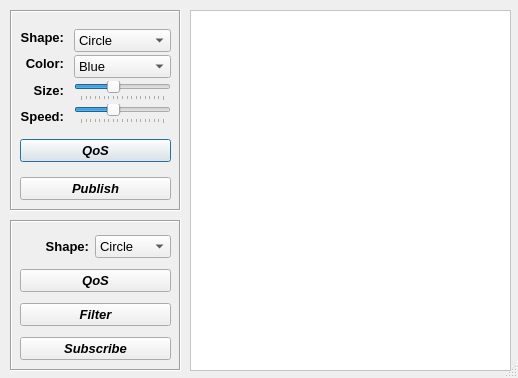
nevion/simd-cxx-old, file demo/ishapes/iShapesForm.ui: the form before one commit.
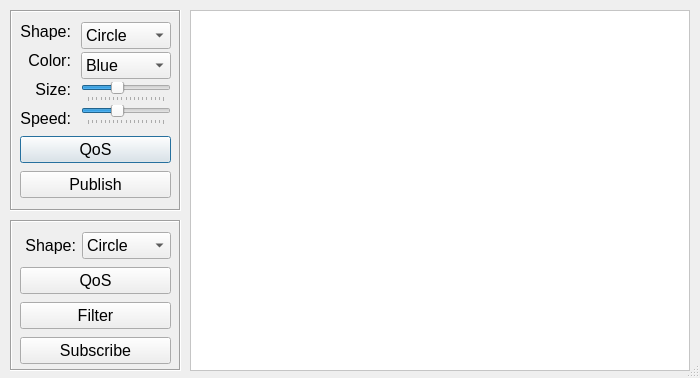
The form after the commit.

Commit message: Changed default dialog to Wide Format

```diff
--- a/demo/ishapes/iShapesForm.ui
+++ b/demo/ishapes/iShapesForm.ui
@@ -12,7 +12,7 @@
    <rect>
     <x>0</x>
     <y>0</y>
-    <width>518</width>
+    <width>700</width>
     <height>378</height>
    </rect>
   </property>
@@ -24,7 +24,7 @@
   </property>
   <property name="minimumSize">
    <size>
-    <width>518</width>
+    <width>700</width>
     <height>378</height>
    </size>
   </property>
@@ -57,11 +57,8 @@
    </property>
    <property name="font">
     <font>
-     <family>Ubuntu</family>
-     <pointsize>10</pointsize>
-     <weight>75</weight>
-     <italic>false</italic>
-     <bold>true</bold>
+     <family>Lucida Grande</family>
+     <pointsize>12</pointsize>
     </font>
    </property>
    <property name="frameShape">
@@ -76,16 +73,13 @@
       <x>10</x>
       <y>10</y>
       <width>151</width>
-      <height>191</height>
+      <height>181</height>
      </rect>
     </property>
     <property name="font">
      <font>
-      <family>Ubuntu</family>
-      <pointsize>10</pointsize>
-      <weight>75</weight>
-      <italic>false</italic>
-      <bold>true</bold>
+      <family>Lucida Grande</family>
+      <pointsize>12</pointsize>
      </font>
     </property>
     <layout class="QVBoxLayout" name="verticalLayout_3">
@@ -100,11 +94,8 @@
           <widget class="QLabel" name="wShapeLabel">
            <property name="font">
             <font>
-             <family>Ubuntu</family>
-             <pointsize>10</pointsize>
-             <weight>75</weight>
-             <italic>false</italic>
-             <bold>true</bold>
+             <family>Lucida Grande</family>
+             <pointsize>12</pointsize>
              <stylestrategy>PreferAntialias</stylestrategy>
              <kerning>false</kerning>
             </font>
@@ -124,11 +115,8 @@
           <widget class="QLabel" name="colorLabel">
            <property name="font">
             <font>
-             <family>Ubuntu</family>
-             <pointsize>10</pointsize>
-             <weight>75</weight>
-             <italic>false</italic>
-             <bold>true</bold>
+             <family>Lucida Grande</family>
+             <pointsize>12</pointsize>
              <stylestrategy>PreferAntialias</stylestrategy>
              <kerning>false</kerning>
             </font>
@@ -145,11 +133,8 @@
           <widget class="QLabel" name="label">
            <property name="font">
             <font>
-             <family>Ubuntu</family>
-             <pointsize>10</pointsize>
-             <weight>75</weight>
-             <italic>false</italic>
-             <bold>true</bold>
+             <family>Lucida Grande</family>
+             <pointsize>12</pointsize>
              <stylestrategy>PreferAntialias</stylestrategy>
              <kerning>false</kerning>
             </font>
@@ -166,11 +151,8 @@
           <widget class="QLabel" name="label_2">
            <property name="font">
             <font>
-             <family>Ubuntu</family>
-             <pointsize>10</pointsize>
-             <weight>75</weight>
-             <italic>false</italic>
-             <bold>true</bold>
+             <family>Lucida Grande</family>
+             <pointsize>12</pointsize>
              <stylestrategy>PreferAntialias</stylestrategy>
              <kerning>false</kerning>
             </font>
@@ -194,11 +176,8 @@
           <widget class="QComboBox" name="wShapeList">
            <property name="font">
             <font>
-             <family>Ubuntu</family>
-             <pointsize>10</pointsize>
-             <weight>50</weight>
-             <italic>false</italic>
-             <bold>false</bold>
+             <family>Lucida Grande</family>
+             <pointsize>12</pointsize>
              <stylestrategy>PreferAntialias</stylestrategy>
              <kerning>false</kerning>
             </font>
@@ -224,11 +203,8 @@
           <widget class="QComboBox" name="colorList">
            <property name="font">
             <font>
-             <family>Ubuntu</family>
-             <pointsize>10</pointsize>
-             <weight>50</weight>
-             <italic>false</italic>
-             <bold>false</bold>
+             <family>Lucida Grande</family>
+             <pointsize>12</pointsize>
              <stylestrategy>PreferAntialias</stylestrategy>
              <kerning>false</kerning>
             </font>
@@ -279,11 +255,8 @@
           <widget class="QSlider" name="sizeSlider">
            <property name="font">
             <font>
-             <family>Ubuntu</family>
-             <pointsize>10</pointsize>
-             <weight>75</weight>
-             <italic>true</italic>
-             <bold>true</bold>
+             <family>Lucida Grande</family>
+             <pointsize>12</pointsize>
             </font>
            </property>
            <property name="minimum">
@@ -319,11 +292,8 @@
           <widget class="QSlider" name="speedSlider">
            <property name="font">
             <font>
-             <family>Ubuntu</family>
-             <pointsize>10</pointsize>
-             <weight>75</weight>
-             <italic>true</italic>
-             <bold>true</bold>
+             <family>Lucida Grande</family>
+             <pointsize>12</pointsize>
             </font>
            </property>
            <property name="minimum">
@@ -369,11 +339,8 @@
        </property>
        <property name="font">
         <font>
-         <family>Ubuntu</family>
-         <pointsize>10</pointsize>
-         <weight>75</weight>
-         <italic>true</italic>
-         <bold>true</bold>
+         <family>Lucida Grande</family>
+         <pointsize>12</pointsize>
          <stylestrategy>PreferAntialias</stylestrategy>
          <kerning>false</kerning>
         </font>
@@ -406,11 +373,8 @@
        </property>
        <property name="font">
         <font>
-         <family>Ubuntu</family>
-         <pointsize>10</pointsize>
-         <weight>75</weight>
-         <italic>true</italic>
-         <bold>true</bold>
+         <family>Lucida Grande</family>
+         <pointsize>12</pointsize>
          <stylestrategy>PreferAntialias</stylestrategy>
          <kerning>false</kerning>
         </font>
@@ -441,11 +405,8 @@
    </property>
    <property name="font">
     <font>
-     <family>Ubuntu</family>
-     <pointsize>10</pointsize>
-     <weight>75</weight>
-     <italic>true</italic>
-     <bold>true</bold>
+     <family>Lucida Grande</family>
+     <pointsize>12</pointsize>
     </font>
    </property>
    <property name="frameShape">
@@ -460,16 +421,13 @@
       <x>10</x>
       <y>10</y>
       <width>151</width>
-      <height>138</height>
+      <height>137</height>
      </rect>
     </property>
     <property name="font">
      <font>
-      <family>Ubuntu</family>
-      <pointsize>10</pointsize>
-      <weight>75</weight>
-      <italic>true</italic>
-      <bold>true</bold>
+      <family>Lucida Grande</family>
+      <pointsize>12</pointsize>
      </font>
     </property>
     <layout class="QVBoxLayout" name="verticalLayout_4">
@@ -479,11 +437,8 @@
         <widget class="QLabel" name="label_3">
          <property name="font">
           <font>
-           <family>Ubuntu</family>
-           <pointsize>10</pointsize>
-           <weight>75</weight>
-           <italic>false</italic>
-           <bold>true</bold>
+           <family>Lucida Grande</family>
+           <pointsize>12</pointsize>
            <stylestrategy>PreferAntialias</stylestrategy>
            <kerning>false</kerning>
           </font>
@@ -500,11 +455,8 @@
         <widget class="QComboBox" name="rShapeList">
          <property name="font">
           <font>
-           <family>Ubuntu</family>
-           <pointsize>10</pointsize>
-           <weight>50</weight>
-           <italic>false</italic>
-           <bold>false</bold>
+           <family>Lucida Grande</family>
+           <pointsize>12</pointsize>
            <stylestrategy>PreferAntialias</stylestrategy>
            <kerning>false</kerning>
           </font>
@@ -532,11 +484,8 @@
       <widget class="QPushButton" name="subQosButton">
        <property name="font">
         <font>
-         <family>Ubuntu</family>
-         <pointsize>10</pointsize>
-         <weight>75</weight>
-         <italic>true</italic>
-         <bold>true</bold>
+         <family>Lucida Grande</family>
+         <pointsize>12</pointsize>
          <stylestrategy>PreferAntialias</stylestrategy>
          <kerning>false</kerning>
         </font>
@@ -557,11 +506,8 @@
       <widget class="QPushButton" name="filterButton">
        <property name="font">
         <font>
-         <family>Ubuntu</family>
-         <pointsize>10</pointsize>
-         <weight>75</weight>
-         <italic>true</italic>
-         <bold>true</bold>
+         <family>Lucida Grande</family>
+         <pointsize>12</pointsize>
          <stylestrategy>PreferAntialias</stylestrategy>
          <kerning>false</kerning>
         </font>
@@ -582,11 +528,8 @@
       <widget class="QPushButton" name="createReaderButton">
        <property name="font">
         <font>
-         <family>Ubuntu</family>
-         <pointsize>10</pointsize>
-         <weight>75</weight>
-         <italic>true</italic>
-         <bold>true</bold>
+         <family>Lucida Grande</family>
+         <pointsize>12</pointsize>
          <stylestrategy>PreferAntialias</stylestrategy>
          <kerning>false</kerning>
         </font>
@@ -611,7 +554,7 @@
     <rect>
      <x>190</x>
      <y>10</y>
-     <width>321</width>
+     <width>500</width>
      <height>361</height>
     </rect>
    </property>
@@ -623,7 +566,7 @@
    </property>
    <property name="minimumSize">
     <size>
-     <width>240</width>
+     <width>500</width>
      <height>360</height>
     </size>
    </property>
@@ -699,11 +642,8 @@
    </property>
    <property name="font">
     <font>
-     <family>Ubuntu</family>
-     <pointsize>10</pointsize>
-     <weight>75</weight>
-     <italic>true</italic>
-     <bold>true</bold>
+     <family>Lucida Grande</family>
+     <pointsize>12</pointsize>
     </font>
    </property>
    <property name="autoFillBackground">
```
Left out of the diff: 2 changed lines with no effect on the pictures.
